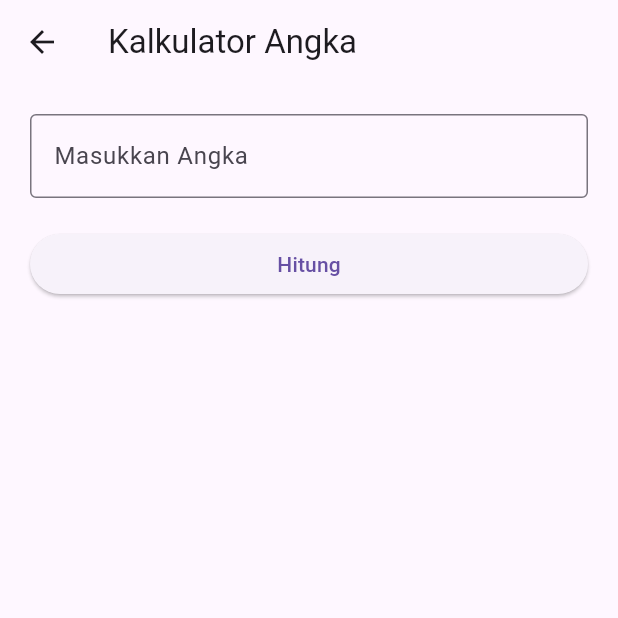
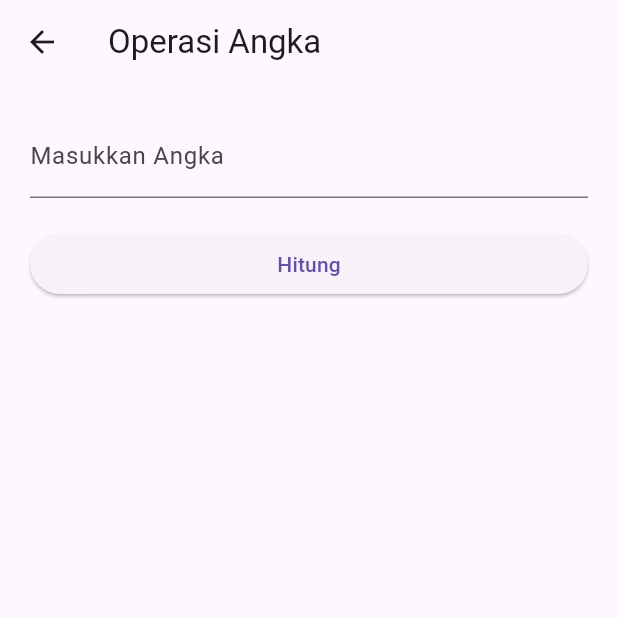
Before and after one commit to kanochiiyo/pam_tugas1, a Flutter app: the OperationPage screen opened directly, on a phone screen of 412 x 824 dp, the top half of it. Run offline on Flutter 3.47's test engine with Material 3 defaults, Android fonts, the phone set to English and light mode, and no system bars; our stand-ins replace firebase_auth, firebase_core; accounts and stored records are empty.

Commit message:
fix ui consistency

```diff
--- a/lib/pages/operation_page.dart
+++ b/lib/pages/operation_page.dart
@@ -11,11 +11,7 @@ class OperationPage extends StatefulWidget {
 class _OperationPageState extends State<OperationPage> {
   final TextEditingController _angkaController = TextEditingController();
   String _angkaInput = "";
-
-  // State untuk hasil hitung jumlah digit
   String _jumlahDigitHasil = "";
-
-  // State untuk hasil penjumlahan digit
   String _penjumlahanDigitHasil = "";
   String _prosesPerhitungan = "";
 
@@ -23,10 +19,7 @@ class _OperationPageState extends State<OperationPage> {
     final String inputText = _angkaController.text;
 
     if (inputText.isNotEmpty) {
-      // --- Logika untuk Menghitung Jumlah Digit ---
       int jumlahDigit = inputText.length;
-
-      // --- Logika untuk Menjumlahkan Digit ---
       int totalPenjumlahan = 0;
       List<String> digitList = [];
       for (int i = 0; i < inputText.length; i++) {
@@ -35,7 +28,6 @@ class _OperationPageState extends State<OperationPage> {
         digitList.add(inputText[i]);
       }
 
-      // Update state untuk semua hasil
       setState(() {
         _angkaInput = inputText;
         _jumlahDigitHasil = "$jumlahDigit digit";
@@ -56,18 +48,15 @@ class _OperationPageState extends State<OperationPage> {
   @override
   Widget build(BuildContext context) {
     return Scaffold(
-      appBar: AppBar(title: const Text("Kalkulator Angka")),
-      body: SingleChildScrollView(
+      appBar: AppBar(title: const Text("Operasi Angka")),
+      body: Padding(
         padding: const EdgeInsets.all(20.0),
         child: Column(
           crossAxisAlignment: CrossAxisAlignment.stretch,
           children: [
             TextField(
               controller: _angkaController,
-              decoration: const InputDecoration(
-                labelText: "Masukkan Angka",
-                border: OutlineInputBorder(),
-              ),
+              decoration: const InputDecoration(labelText: "Masukkan Angka"),
               keyboardType: TextInputType.number,
               inputFormatters: [FilteringTextInputFormatter.digitsOnly],
             ),
@@ -76,58 +65,40 @@ class _OperationPageState extends State<OperationPage> {
               onPressed: _lakukanPerhitungan,
               child: const Text("Hitung"),
             ),
-            const SizedBox(height: 30),
+            const SizedBox(height: 20),
+
+            // Garis pemisah antara input dan hasil
+            if (_angkaInput.isNotEmpty) const Divider(thickness: 1),
+
+            const SizedBox(height: 20),
 
             // Bagian untuk menampilkan hasil jika ada input
             if (_angkaInput.isNotEmpty)
-              Card(
-                elevation: 4,
-                child: Padding(
-                  padding: const EdgeInsets.all(16.0),
-                  child: Column(
+              Column(
                 crossAxisAlignment: CrossAxisAlignment.start,
                 children: [
                   Text(
-                        "Hasil untuk angka '$_angkaInput':",
+                    "Hasil untuk '$_angkaInput':",
                     style: const TextStyle(
-                          fontSize: 20,
+                      fontSize: 18,
                       fontWeight: FontWeight.bold,
                     ),
                   ),
-                      const Divider(height: 20),
+                  const SizedBox(height: 16),
+
                   // Hasil 1: Jumlah Digit
-                      const Text(
-                        "1. Jumlah Digit",
-                        style: TextStyle(
-                          fontSize: 18,
-                          fontWeight: FontWeight.w600,
+                  Text(
+                    "Jumlah Digit: $_jumlahDigitHasil",
+                    style: const TextStyle(fontSize: 16),
                   ),
-                      ),
-                      Text(
-                        _jumlahDigitHasil,
-                        style: const TextStyle(fontSize: 22),
-                      ),
-                      const SizedBox(height: 20),
+                  const SizedBox(height: 12),
 
                   // Hasil 2: Penjumlahan Digit
-                      const Text(
-                        "2. Penjumlahan Setiap Digit",
-                        style: TextStyle(
-                          fontSize: 18,
-                          fontWeight: FontWeight.w600,
-                        ),
-                      ),
                   Text(
-                        _prosesPerhitungan,
-                        style: TextStyle(fontSize: 16, color: Colors.grey[700]),
-                      ),
-                      Text(
-                        "= $_penjumlahanDigitHasil",
-                        style: const TextStyle(fontSize: 22),
+                    "Penjumlahan Digit: $_prosesPerhitungan = $_penjumlahanDigitHasil",
+                    style: const TextStyle(fontSize: 16),
                   ),
                 ],
-                  ),
-                ),
               ),
           ],
         ),
--- a/lib/pages/profil_kelompok.dart
+++ b/lib/pages/profil_kelompok.dart
@@ -1,5 +1,5 @@
 import 'package:flutter/material.dart';
-import 'package:firebase_auth/firebase_auth.dart';
+// import 'package:firebase_auth/firebase_auth.dart';
 
 class ProfilKelompok extends StatelessWidget {
   const ProfilKelompok({super.key});
```
Also changed, not shown: lib/pages/auth_screen.dart (+26 -19 lines), lib/pages/kalkutor_page.dart (+62 -7 lines), lib/pages/menu_page.dart (+17 -10 lines), lib/pages/odd_even.dart (+8 -4 lines). Lines whose indentation alone changed are shown as unchanged.
